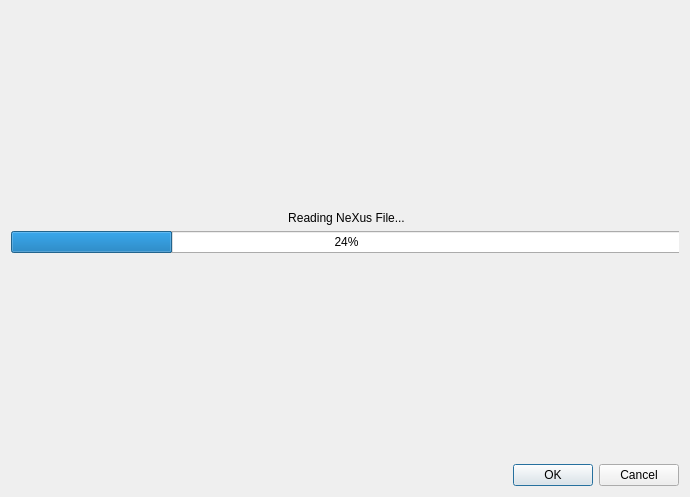
Old version of the form mantidimaging/gui/ui/nexus_load_dialog.ui in the repository mantidproject/mantidimaging.
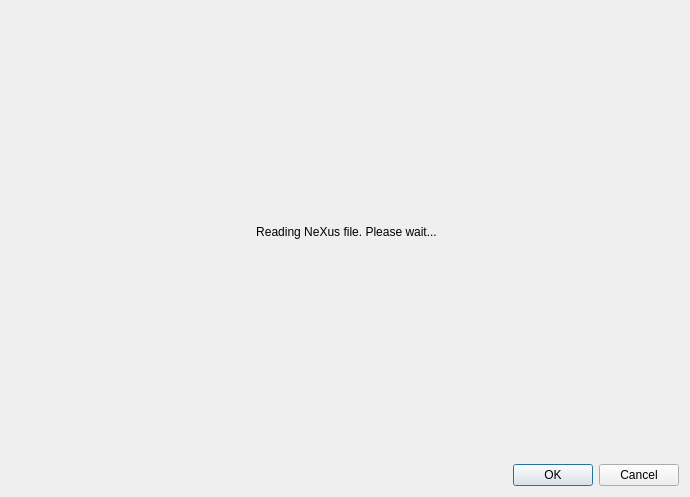
New version of the form. The open tabs and pages were chosen to show the change.

Commit message: Removing progress bar

The edit to the form file:
```diff
--- a/mantidimaging/gui/ui/nexus_load_dialog.ui
+++ b/mantidimaging/gui/ui/nexus_load_dialog.ui
@@ -290,20 +290,13 @@
           <item>
            <widget class="QLabel" name="label">
             <property name="text">
-             <string>Reading NeXus File...</string>
+             <string>Reading NeXus file. Please wait...</string>
             </property>
             <property name="alignment">
              <set>Qt::AlignCenter</set>
             </property>
            </widget>
           </item>
-          <item>
-           <widget class="QProgressBar" name="progressBar">
-            <property name="value">
-             <number>24</number>
-            </property>
-           </widget>
-          </item>
           <item>
            <spacer name="verticalSpacer">
             <property name="orientation">
```
The commit also changes 1 other file.
